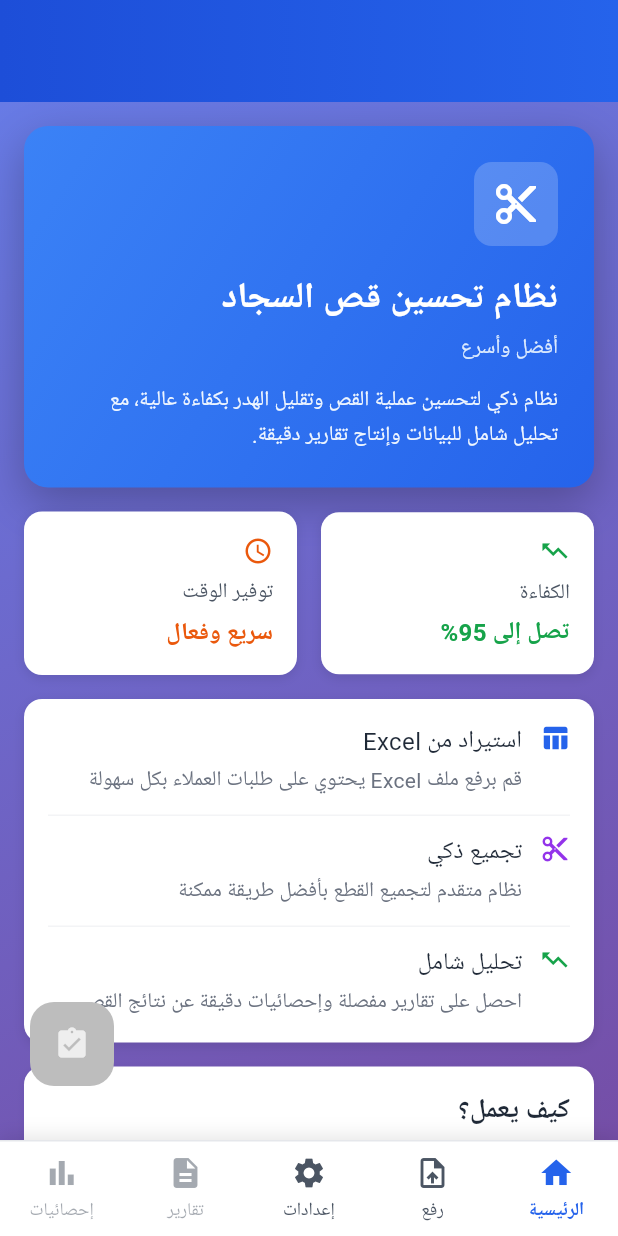
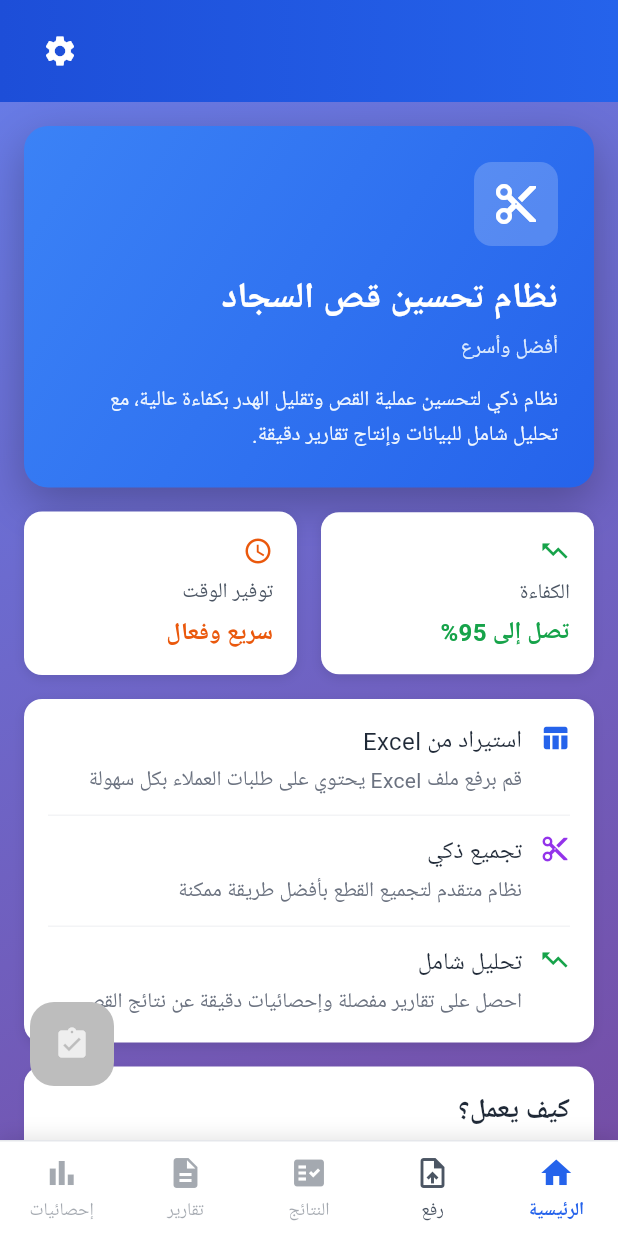
Before and after one commit to assem2023-habib/Cut-Optimizer_mobile_app, a Flutter app: the screen it shows after launch, after a tap on "الرئيسية", on a phone screen of 412 x 824 dp. Run offline on Flutter 3.47's test engine with Material 3 defaults, Android fonts, the phone set to English and light mode, and no system bars; our stand-ins replace file_picker, fl_chart, google_fonts, open_file, share_plus, shared_preferences; missing offline and left inert: excel, syncfusion_flutter_xlsio, universal_html; Roboto replaces fonts that are missing (Cairo).

Commit message:
make a icon on footer for results and remove setting from footer and put setting icon on header

```diff
--- a/lib/main.dart
+++ b/lib/main.dart
@@ -11,6 +11,7 @@ import 'features/processing/screens/processing_options_screen.dart';
 import 'features/settings/screens/settings_screen.dart';
 import 'features/reports/screens/reports_screen.dart';
 import 'features/statistics/screens/statistics_screen.dart';
+import 'features/results/screens/results_screen.dart';
 import 'models/group_carpet.dart';
 import 'models/carpet.dart';
 
@@ -85,6 +86,35 @@ class MyApp extends StatelessWidget {
                     maxWidth: (args['maxWidth'] as int?) ?? 400,
                   );
                 },
+                AppRoutes.results: (context) {
+                  final appState = AppStateProvider.of(context);
+                  final config = ConfigProvider.of(context);
+
+                  // Ensure we have data before showing results
+                  if (!appState.hasProcessedData) {
+                    // Redirect to home if no data
+                    WidgetsBinding.instance.addPostFrameCallback((_) {
+                      Navigator.of(
+                        context,
+                      ).pushReplacementNamed(AppRoutes.home);
+                    });
+                    return const Scaffold(
+                      body: Center(child: CircularProgressIndicator()),
+                    );
+                  }
+
+                  return ResultsScreen(
+                    groups: appState.groups!,
+                    remaining: appState.remaining!,
+                    originalGroups: appState.originalGroups,
+                    suggestedGroups: appState.suggestedGroups,
+                    outputFilePath: appState.outputFilePath ?? '',
+                    minWidth: appState.minWidth ?? 0,
+                    maxWidth: appState.maxWidth ?? 0,
+                    tolerance: appState.tolerance ?? 0,
+                    config: config!,
+                  );
+                },
               },
             ),
           ),
--- a/lib/shared/layout/app_header.dart
+++ b/lib/shared/layout/app_header.dart
@@ -16,7 +16,9 @@ class AppHeader extends StatelessWidget {
       decoration: const BoxDecoration(gradient: AppColors.headerGradient),
       child: SafeArea(
         bottom: false, // نحتاج SafeArea فقط للأعلى
-        child: Center(
+        child: Stack(
+          children: [
+            Center(
               child: Text(
                 '',
                 style: TextStyle(
@@ -28,6 +30,21 @@ class AppHeader extends StatelessWidget {
                 textAlign: TextAlign.center,
               ),
             ),
+            Positioned(
+              left: 16, // RTL: Left is the trailing side
+              top: 0,
+              bottom: 0,
+              child: Center(
+                child: IconButton(
+                  icon: const Icon(Icons.settings, color: Colors.white),
+                  onPressed: () {
+                    Navigator.of(context).pushNamed('/settings');
+                  },
+                ),
+              ),
+            ),
+          ],
+        ),
       ),
     );
   }
--- a/lib/shared/layout/bottom_nav_bar.dart
+++ b/lib/shared/layout/bottom_nav_bar.dart
@@ -64,13 +64,13 @@ class BottomNavBar extends StatelessWidget {
                 onTap: () => _navigate(context, AppRoutes.upload),
               ),
               _NavButton(
-                icon: Icons.settings,
-                label: 'إعدادات',
-                page: AppRoutes.getPageName(AppRoutes.settings),
+                icon: Icons.fact_check, // Icon for Results
+                label: 'النتائج',
+                page: AppRoutes.getPageName(AppRoutes.results),
                 isActive:
-                    currentPage == AppRoutes.getPageName(AppRoutes.settings),
-                enabled: true,
-                onTap: () => _navigate(context, AppRoutes.settings),
+                    currentPage == AppRoutes.getPageName(AppRoutes.results),
+                enabled: hasProcessedData,
+                onTap: () => _navigate(context, AppRoutes.results),
               ),
               _NavButton(
                 icon: Icons.description,
@@ -121,6 +121,20 @@ class BottomNavBar extends StatelessWidget {
           'originalGroups': originalGroups,
         },
       );
+    } else if (route == AppRoutes.results) {
+      // Results screen retrieves data from AppState directly in main.dart
+      // So we don't need to pass arguments here, just ensure we have data
+      if (!hasProcessedData) {
+        ScaffoldMessenger.of(context).showSnackBar(
+          const SnackBar(
+            content: Text('يرجى تنفيذ عملية معالجة أولاً'),
+            backgroundColor: Colors.orange,
+            duration: Duration(seconds: 2),
+          ),
+        );
+        return;
+      }
+      Navigator.of(context).pushReplacementNamed(route);
     } else {
       Navigator.of(context).pushReplacementNamed(route);
     }
```
Lines whose indentation alone changed are shown as unchanged.
